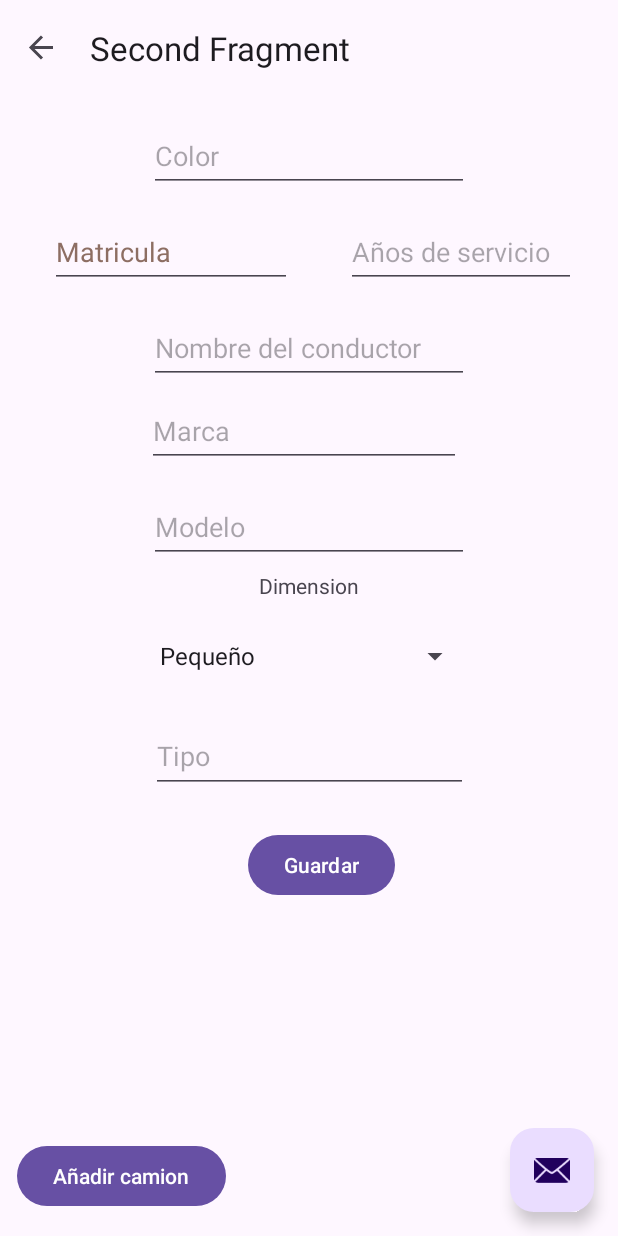
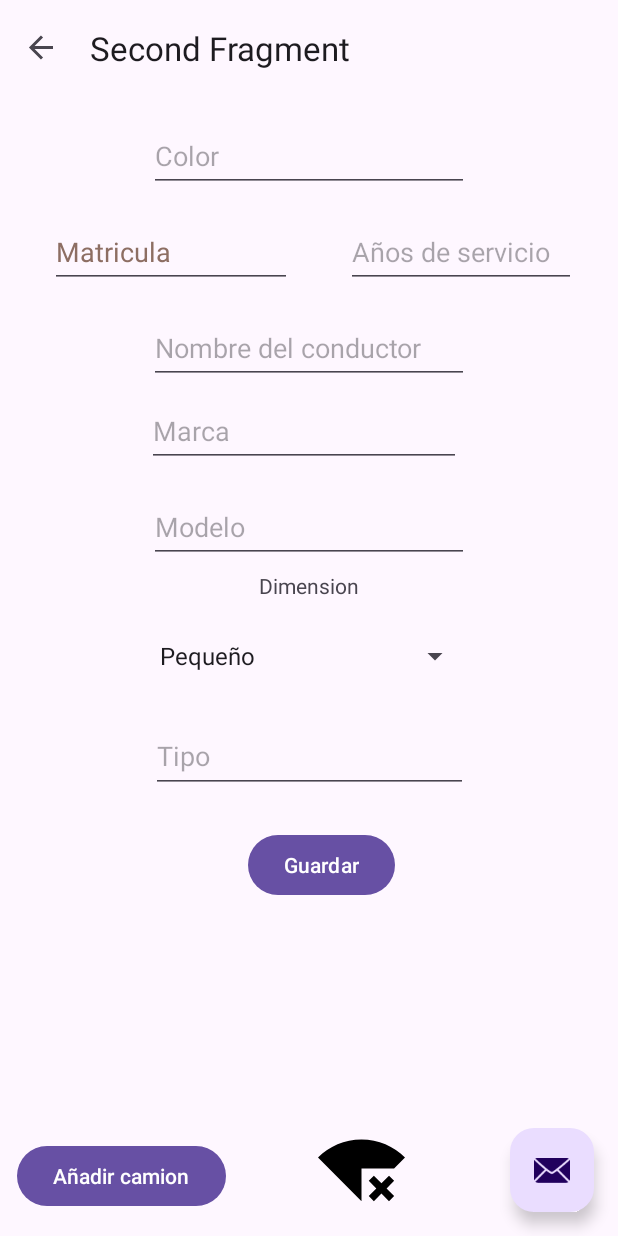
Before and after one commit to JosuedGarm52/APPCamion, an Android app: the SecondFragment screen opened through its navigation route, on a phone screen of 412 x 824 dp. Run offline under Robolectric (Android 15) with nearby library versions, the phone set to English and light mode, and no system bars; our stand-ins replace navigation-ui.

Commit message:
1.6 img signal funcial

```diff
--- a/app/src/main/java/com/example/camionapi/views/PortalActivity.kt
+++ b/app/src/main/java/com/example/camionapi/views/PortalActivity.kt
@@ -3,12 +3,14 @@ package com.example.camionapi.views
 import android.os.Bundle
 import com.google.android.material.snackbar.Snackbar
 import androidx.appcompat.app.AppCompatActivity
+import androidx.lifecycle.Observer
 import androidx.navigation.findNavController
 import androidx.navigation.ui.AppBarConfiguration
 import androidx.navigation.ui.navigateUp
 import androidx.navigation.ui.setupActionBarWithNavController
 import com.example.camionapi.R
 import com.example.camionapi.databinding.ActivityPortalBinding
+import com.example.camionapi.utils.MyAppConfig
 
 class PortalActivity : AppCompatActivity() {
 
@@ -52,6 +54,22 @@ class PortalActivity : AppCompatActivity() {
                 }
             }
         }
+        // Observa cambios en isConect y actualiza la imagen
+        observeConnectionStatus()
+    }
+    private fun observeConnectionStatus() {
+        MyAppConfig.isConect.observe(this, Observer { connected ->
+            updateConnectionStatus(connected)
+        })
+    }
+
+    private fun updateConnectionStatus(isConnected: Boolean) {
+        val imageView = binding.imgSignal
+        if (isConnected) {
+            imageView.setImageResource(R.drawable.signal) // Imagen para conexión exitosa
+        } else {
+            imageView.setImageResource(R.drawable.bad_signal) // Imagen para conexión fallida
+        }
     }
 
     override fun onSupportNavigateUp(): Boolean {
--- /dev/null
+++ b/app/src/main/res/drawable/bad_signal.xml
@@ -0,0 +1,5 @@
+<vector xmlns:android="http://schemas.android.com/apk/res/android" android:height="24dp" android:tint="#000000" android:viewportHeight="24" android:viewportWidth="24" android:width="24dp">
+
+    <path android:fillColor="@android:color/white" android:pathData="M24,8.98C20.93,5.9 16.69,4 12,4C7.31,4 3.07,5.9 0,8.98L12,21v-9h8.99L24,8.98zM19.59,14l-2.09,2.09L15.41,14L14,15.41l2.09,2.09L14,19.59L15.41,21l2.09,-2.08L19.59,21L21,19.59l-2.08,-2.09L21,15.41L19.59,14z"/>
+
+</vector>
--- /dev/null
+++ b/app/src/main/res/drawable/signal.xml
@@ -0,0 +1,5 @@
+<vector xmlns:android="http://schemas.android.com/apk/res/android" android:height="24dp" android:tint="#000000" android:viewportHeight="24" android:viewportWidth="24" android:width="24dp">
+
+    <path android:fillColor="@android:color/white" android:pathData="M12,4C7.31,4 3.07,5.9 0,8.98L12,21L24,8.98C20.93,5.9 16.69,4 12,4z"/>
+
+</vector>
--- a/app/src/main/res/layout/activity_portal.xml
+++ b/app/src/main/res/layout/activity_portal.xml
@@ -39,4 +39,13 @@
         android:layout_marginBottom="16dp"
         android:text="Añadir camion" />
 
+    <ImageView
+        android:id="@+id/imgSignal"
+        android:layout_width="82dp"
+        android:layout_height="58dp"
+        android:layout_gravity="bottom"
+        android:layout_marginLeft="200dp"
+        android:layout_marginBottom="16dp"
+        app:srcCompat="@drawable/bad_signal" />
+
 </androidx.coordinatorlayout.widget.CoordinatorLayout>
```
Also changed, not shown: app/src/main/java/com/example/camionapi/repository/CombinedCamionRepository.kt (+18 -0 lines), app/src/main/java/com/example/camionapi/utils/MyAppConfig.kt (added, +13 -0 lines), app/src/main/java/com/example/camionapi/viewModel/MainActivityViewModel.kt (+19 -1 lines), app/src/main/java/com/example/camionapi/viewModel/PortalActivityViewModel.kt (added, +10 -0 lines), app/src/main/java/com/example/camionapi/views/MainActivity.kt (+21 -1 lines).
